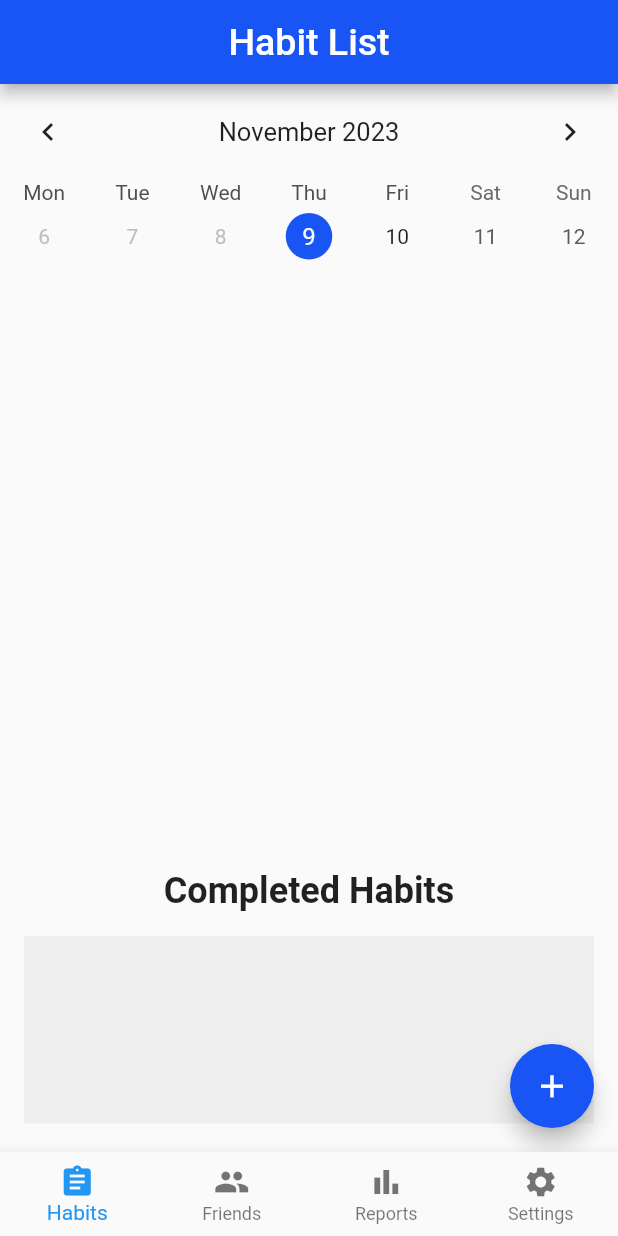
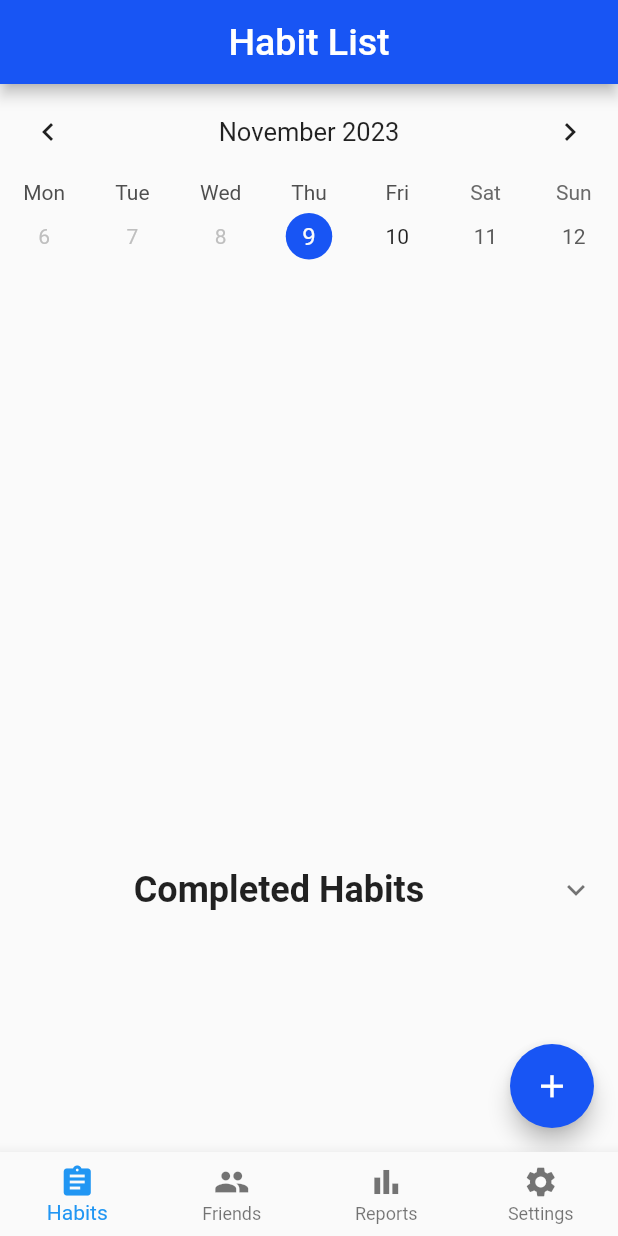
Before and after one commit to DreamWorks90/HabitShare, a Flutter app: the AddHabitForm screen opened directly, after a tap on the "arrow back" icon, on a phone screen of 412 x 824 dp. Run offline on Flutter 3.47's test engine with Material 2 defaults, Android fonts, the phone set to English and light mode, and no system bars; drawn by our look-alikes of table_calendar; our stand-ins replace flutter_local_notifications, flutter_redux, flutter_slidable, qr_flutter, redux, shared_preferences and 1 more; missing offline and left inert: animated_button_bar, flutter_barcode_scanner, qr_code_scanner; accounts and stored records are empty.

Commit message:
Habit Scroll

```diff
--- a/lib/features/habits/addhabit/AddHabitForm.dart
+++ b/lib/features/habits/addhabit/AddHabitForm.dart
@@ -255,6 +255,7 @@ class _AddHabitFormState extends State<AddHabitForm> {
                     time: selectedTime!,
                     startDate: startDate!,
                     termDate: termDate!,
+                    notificationMessage: '',
                   );
                   habit.habitType = selectedHabitType;
                   //habit.sharedWith = selectedFriend;
--- a/lib/features/habits/habitlist/HabitList.dart
+++ b/lib/features/habits/habitlist/HabitList.dart
@@ -1,6 +1,5 @@
 import 'package:HabitShare/Constants.dart';
 import 'package:flutter/material.dart';
-import 'package:flutter/services.dart';
 import 'package:flutter_redux/flutter_redux.dart';
 import 'package:HabitShare/redux/AppState.dart';
 import 'package:flutter_slidable/flutter_slidable.dart';
@@ -26,17 +25,6 @@ class _HabitListState extends State<HabitList> {
   bool _isCompletedHabitsCardVisible = false;
   bool isVisible = true;
 
-  @override
-  void initState() {
-    super.initState();
-    SystemChrome.setPreferredOrientations([
-      DeviceOrientation.portraitUp,
-      DeviceOrientation.portraitDown,
-      DeviceOrientation.landscapeLeft,
-      DeviceOrientation.landscapeRight
-    ]);
-  }
-
   void _toggleCompletedHabitsCardVisibility() {
     setState(() {
       _isCompletedHabitsCardVisible = !_isCompletedHabitsCardVisible;
@@ -46,6 +34,8 @@ class _HabitListState extends State<HabitList> {
 
   @override
   Widget build(BuildContext context) {
+    double screenHeight = MediaQuery.of(context).size.height;
+
     // Initialize completedHabits list with habits completed for the current date
     completedHabits = activeHabits
         .where((habit) =>
@@ -93,33 +83,38 @@ class _HabitListState extends State<HabitList> {
                       shape: BoxShape.circle,
                     ),
                   ),
-                  eventLoader: (day) {
-                    // Map the habit objects to their corresponding event indicator (can be any widget)
-                    return completedHabitsForToday
-                        .where((habit) => isSameDay(
-                            DateTime.parse(habit.completionDate!), day))
-                        .map((habit) => const Icon(Icons
-                            .check)) // Use Icons.check as an example, you can customize the indicator
-                        .toList();
-                  },
                   onDaySelected: (DateTime day, DateTime focusedDay) {
                     setState(() {
-                      selectedDate = day;
-                      completedHabitsForToday.clear();
+                      // Check if the selected day is the current date
+                      if (isSameDay(day, selectedDate)) {
+                        // Move habits from active list to completed list for one day
+                        for (var completedHabit in completedHabits) {
+                          // Remove from completedHabits
+                          completedHabits.remove(completedHabit);
 
-                      for (var habit in habits) {
-                        if (habit.completionDate != null) {
-                          DateTime completionDate =
-                              DateTime.parse(habit.completionDate!);
-                          DateTime? termDate;
-                          termDate = DateTime.parse(habit.termDate);
+                          // Add to activeHabits
+                          activeHabits.add(completedHabit);
 
-                          if (completionDate.isBefore(selectedDate) &&
-                              (termDate.isAfter(selectedDate))) {
-                            completedHabitsForToday.add(habit);
+                          // Update the completionDate to null (resetting it)
+                          completedHabit.completionDate = null;
+                        }
+                      } else {
+                        // Move habits back from completed list to active list
+                        if (completedHabits.isNotEmpty) {
+                          for (var completedHabit in completedHabits) {
+                            // Remove from completedHabits
+                            completedHabits.remove(completedHabit);
+
+                            // Add to activeHabits
+                            activeHabits.add(completedHabit);
+
+                            // Update the completionDate to null (resetting it)
+                            completedHabit.completionDate = null;
                           }
                         }
                       }
+
+                      selectedDate = day;
                     });
                   },
 
@@ -349,15 +344,26 @@ class _HabitListState extends State<HabitList> {
                           ),
                         ),
                       ),
-                      SliverFillRemaining(
+                      SliverToBoxAdapter(
+                        child: SingleChildScrollView(
                           child: Column(
+                            children: [
+                              ExpansionTile(
+                                title: const Text(
+                                  'Completed Habits',
+                                  style: TextStyle(
+                                    fontSize: 24,
+                                    fontWeight: FontWeight.bold,
+                                  ),
+                                  textAlign: TextAlign.center,
+                                ),
                                 children: [
                                   const Padding(
                                     padding: EdgeInsets.all(16.0),
                                     child: Text(
-                                'Completed Habits',
+                                      'Swipe up',
                                       style: TextStyle(
-                                  fontSize: 24,
+                                        fontSize: 16,
                                         fontWeight: FontWeight.bold,
                                       ),
                                     ),
@@ -374,24 +380,28 @@ class _HabitListState extends State<HabitList> {
                                           setState(() {
                                             _completedHabitsCardPosition +=
                                                 details.primaryDelta!;
-                                      if (_completedHabitsCardPosition > 0) {
+                                            if (_completedHabitsCardPosition >
+                                                0) {
                                               _completedHabitsCardPosition = 0;
                                             } else if (_completedHabitsCardPosition <
                                                 -300) {
                                               // Set the height of the completed habits card
-                                        _completedHabitsCardPosition = -300;
+                                              _completedHabitsCardPosition =
+                                                  -300;
                                             }
                                           });
                                         }
                                       },
                                       onVerticalDragEnd: (details) {
-                                  if (_completedHabitsCardPosition < -150) {
+                                        if (_completedHabitsCardPosition <
+                                            -150) {
                                           // Set the threshold for card visibility
                                           _toggleCompletedHabitsCardVisibility();
                                         } else {
                                           _toggleCompletedHabitsCardVisibility();
                                         }
                                       },
+                                      child: SingleChildScrollView(
                                         child: CompletedHabitsCard(
                                           completedHabits: completedHabits,
                                           onCardTapped:
@@ -400,7 +410,11 @@ class _HabitListState extends State<HabitList> {
                                         ),
                                       ),
                                     ),
+                                  ),
                                 ],
+                              )
+                            ],
+                          ),
                         ),
                       ),
                     ],
@@ -509,13 +523,16 @@ class _CompletedHabitsCardState extends State<CompletedHabitsCard> {
 
   @override
   Widget build(BuildContext context) {
-    return GestureDetector(
+    double screenHeight = MediaQuery.of(context).size.height;
+    double cardHeight = screenHeight * 0.55;
+    return SingleChildScrollView(
+      child: GestureDetector(
         onTap: widget.onCardTapped,
         child: Container(
-        height: 125,
-        width: 380,
+          height: cardHeight,
           color: Colors.grey.shade200,
           child: ListView.builder(
+            physics: const BouncingScrollPhysics(),
             controller: _scrollController,
             scrollDirection: Axis.vertical,
             shrinkWrap: true,
@@ -567,6 +584,7 @@ class _CompletedHabitsCardState extends State<CompletedHabitsCard> {
             },
           ),
         ),
+      ),
     );
   }
 }
@@ -578,7 +596,7 @@ void _showHabitDetailsDialog(BuildContext context, Habit habit) {
       return AlertDialog(
         title: Text(
           '${habit.name}',
-          style: git const TextStyle(fontWeight: FontWeight.bold, fontSize: 22),
+          style: const TextStyle(fontWeight: FontWeight.bold, fontSize: 22),
         ),
         content: Column(
           crossAxisAlignment: CrossAxisAlignment.start,
--- a/lib/features/habits/models/Habit.dart
+++ b/lib/features/habits/models/Habit.dart
@@ -6,6 +6,7 @@ enum HabitFrequency {
 
 enum HabitTime {
   morning,
+  afternoon,
   evening,
   night,
 }
@@ -16,19 +17,20 @@ class Habit {
   final HabitFrequency frequency;
   final HabitTime time;
   String? habitType;
+  final String notificationMessage;
   final String startDate; // Assuming date is stored as a String in your class
   final String termDate; // Assuming date is stored as a String in your class
   String?
       completionDate; // Date when the habit was completed (null if not completed)
 
-  Habit({
-    required this.name,
+  Habit(
+      {required this.name,
       required this.description,
       required this.frequency,
       required this.time,
       this.habitType,
       required this.startDate,
       required this.termDate,
-    this.completionDate
-  });
+      required this.notificationMessage,
+      this.completionDate});
 }
--- a/pubspec.yaml
+++ b/pubspec.yaml
@@ -51,6 +51,9 @@ dependencies:
   slivers: ^0.0.1+2
   qr_flutter: ^4.1.0
   flutter_barcode_scanner: ^2.0.0
+  sliver_tools: ^0.2.12
+  flutter_local_notifications: ^16.1.0
+  timezone: ^0.9.2
 
 dev_dependencies:
   flutter_test:
```
Also changed, not shown: lib/features/notification/notification.dart (added, +62 -0 lines), lib/main.dart (+4 -3 lines). Lines whose indentation alone changed are shown as unchanged.
